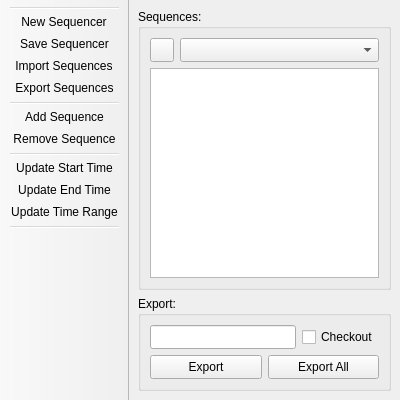
bhsingleton/dcc, file fbx/ui/qfbxsequenceeditor.ui: the form before one commit.
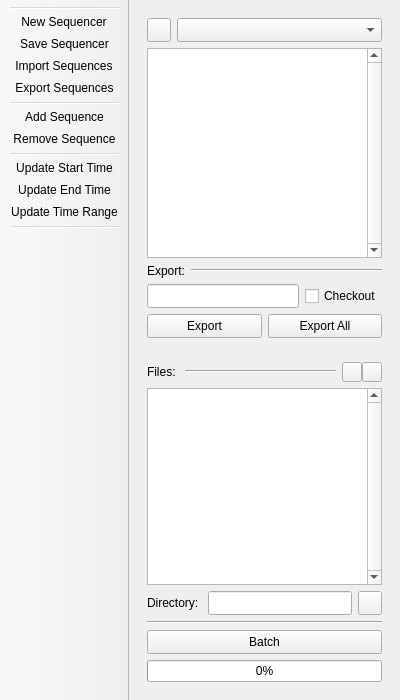
The form after the commit. Icons and pictures are not drawn. Custom widgets are drawn as their Qt base class.

Commit message: Incorporating batch utility directly into sequence editor.

```diff
--- a/fbx/ui/qfbxsequenceeditor.ui
+++ b/fbx/ui/qfbxsequenceeditor.ui
@@ -7,7 +7,7 @@
     <x>0</x>
     <y>0</y>
     <width>400</width>
-    <height>400</height>
+    <height>700</height>
    </rect>
   </property>
   <property name="minimumSize">
@@ -25,26 +25,35 @@
   <widget class="QWidget" name="centralWidget">
    <layout class="QVBoxLayout" name="verticalLayout_3">
     <item>
-     <widget class="QGroupBox" name="sequencesGroupBox">
+     <widget class="QRollout" name="sequencerRollout" native="true">
       <property name="sizePolicy">
        <sizepolicy hsizetype="Expanding" vsizetype="Expanding">
         <horstretch>0</horstretch>
         <verstretch>0</verstretch>
        </sizepolicy>
       </property>
-      <property name="title">
-       <string>Sequences:</string>
-      </property>
-      <layout class="QVBoxLayout" name="sequencesLayout">
+      <layout class="QVBoxLayout" name="sequencerLayout">
+       <property name="leftMargin">
+        <number>9</number>
+       </property>
+       <property name="topMargin">
+        <number>9</number>
+       </property>
+       <property name="rightMargin">
+        <number>9</number>
+       </property>
+       <property name="bottomMargin">
+        <number>9</number>
+       </property>
        <item>
-        <widget class="QWidget" name="sequencerWidget" native="true">
+        <widget class="QWidget" name="sequencerInteropWidget" native="true">
          <property name="sizePolicy">
           <sizepolicy hsizetype="Expanding" vsizetype="Minimum">
            <horstretch>0</horstretch>
            <verstretch>0</verstretch>
           </sizepolicy>
          </property>
-         <layout class="QHBoxLayout" name="sequencerLayout">
+         <layout class="QHBoxLayout" name="sequencerInteropLayout">
           <property name="leftMargin">
            <number>0</number>
           </property>
@@ -119,35 +128,248 @@
          <property name="styleSheet">
           <string notr="true">QTreeView::item { height: 24px; }</string>
          </property>
+         <property name="verticalScrollBarPolicy">
+          <enum>Qt::ScrollBarAlwaysOn</enum>
+         </property>
          <property name="selectionMode">
           <enum>QAbstractItemView::ExtendedSelection</enum>
          </property>
         </widget>
        </item>
+       <item>
+        <widget class="QWidget" name="exportWidget" native="true">
+         <layout class="QVBoxLayout" name="exportLayout">
+          <property name="leftMargin">
+           <number>0</number>
+          </property>
+          <property name="topMargin">
+           <number>0</number>
+          </property>
+          <property name="rightMargin">
+           <number>0</number>
+          </property>
+          <property name="bottomMargin">
+           <number>0</number>
+          </property>
+          <item>
+           <widget class="QWidget" name="exportDividerWidget" native="true">
+            <property name="sizePolicy">
+             <sizepolicy hsizetype="Expanding" vsizetype="Fixed">
+              <horstretch>0</horstretch>
+              <verstretch>0</verstretch>
+             </sizepolicy>
+            </property>
+            <layout class="QHBoxLayout" name="exportDividerLayout">
+             <property name="leftMargin">
+              <number>0</number>
+             </property>
+             <property name="topMargin">
+              <number>0</number>
+             </property>
+             <property name="rightMargin">
+              <number>0</number>
+             </property>
+             <property name="bottomMargin">
+              <number>0</number>
+             </property>
+             <item>
+              <widget class="QLabel" name="exportLabel">
+               <property name="sizePolicy">
+                <sizepolicy hsizetype="Minimum" vsizetype="Fixed">
+                 <horstretch>0</horstretch>
+                 <verstretch>0</verstretch>
+                </sizepolicy>
+               </property>
+               <property name="text">
+                <string>Export:</string>
+               </property>
+              </widget>
+             </item>
+             <item>
+              <widget class="Line" name="exportLine">
+               <property name="sizePolicy">
+                <sizepolicy hsizetype="Expanding" vsizetype="Fixed">
+                 <horstretch>0</horstretch>
+                 <verstretch>0</verstretch>
+                </sizepolicy>
+               </property>
+               <property name="orientation">
+                <enum>Qt::Horizontal</enum>
+               </property>
+              </widget>
+             </item>
+            </layout>
+           </widget>
+          </item>
+          <item>
+           <widget class="QWidget" name="exportPathWidget" native="true">
+            <property name="sizePolicy">
+             <sizepolicy hsizetype="Expanding" vsizetype="Fixed">
+              <horstretch>0</horstretch>
+              <verstretch>0</verstretch>
+             </sizepolicy>
+            </property>
+            <property name="minimumSize">
+             <size>
+              <width>0</width>
+              <height>24</height>
+             </size>
+            </property>
+            <property name="maximumSize">
+             <size>
+              <width>16777215</width>
+              <height>24</height>
+             </size>
+            </property>
+            <layout class="QHBoxLayout" name="exportPathLayout">
+             <property name="leftMargin">
+              <number>0</number>
+             </property>
+             <property name="topMargin">
+              <number>0</number>
+             </property>
+             <property name="rightMargin">
+              <number>0</number>
+             </property>
+             <property name="bottomMargin">
+              <number>0</number>
+             </property>
+             <item>
+              <widget class="QLineEdit" name="exportPathLineEdit">
+               <property name="sizePolicy">
+                <sizepolicy hsizetype="Expanding" vsizetype="Preferred">
+                 <horstretch>0</horstretch>
+                 <verstretch>0</verstretch>
+                </sizepolicy>
+               </property>
+               <property name="acceptDrops">
+                <bool>false</bool>
+               </property>
+               <property name="toolTip">
+                <string>The export path for the selected sequence.</string>
+               </property>
+               <property name="readOnly">
+                <bool>true</bool>
+               </property>
+              </widget>
+             </item>
+             <item>
+              <widget class="QCheckBox" name="checkoutCheckBox">
+               <property name="sizePolicy">
+                <sizepolicy hsizetype="Minimum" vsizetype="Preferred">
+                 <horstretch>0</horstretch>
+                 <verstretch>0</verstretch>
+                </sizepolicy>
+               </property>
+               <property name="toolTip">
+                <string>Enable to checkout the exported FBX from perforce.</string>
+               </property>
+               <property name="text">
+                <string>Checkout</string>
+               </property>
+              </widget>
+             </item>
+            </layout>
+           </widget>
+          </item>
+          <item>
+           <widget class="QWidget" name="exportInteropWidget" native="true">
+            <property name="sizePolicy">
+             <sizepolicy hsizetype="Expanding" vsizetype="Fixed">
+              <horstretch>0</horstretch>
+              <verstretch>0</verstretch>
+             </sizepolicy>
+            </property>
+            <property name="minimumSize">
+             <size>
+              <width>0</width>
+              <height>24</height>
+             </size>
+            </property>
+            <property name="maximumSize">
+             <size>
+              <width>16777215</width>
+              <height>24</height>
+             </size>
+            </property>
+            <layout class="QHBoxLayout" name="exportInteropLayout">
+             <property name="leftMargin">
+              <number>0</number>
+             </property>
+             <property name="topMargin">
+              <number>0</number>
+             </property>
+             <property name="rightMargin">
+              <number>0</number>
+             </property>
+             <property name="bottomMargin">
+              <number>0</number>
+             </property>
+             <item>
+              <widget class="QPushButton" name="exportPushButton">
+               <property name="sizePolicy">
+                <sizepolicy hsizetype="Expanding" vsizetype="Preferred">
+                 <horstretch>0</horstretch>
+                 <verstretch>0</verstretch>
+                </sizepolicy>
+               </property>
+               <property name="toolTip">
+                <string>Exports the selected sequences.</string>
+               </property>
+               <property name="text">
+                <string>Export</string>
+               </property>
+              </widget>
+             </item>
+             <item>
+              <widget class="QPushButton" name="exportAllPushButton">
+               <property name="sizePolicy">
+                <sizepolicy hsizetype="Expanding" vsizetype="Preferred">
+                 <horstretch>0</horstretch>
+                 <verstretch>0</verstretch>
+                </sizepolicy>
+               </property>
+               <property name="toolTip">
+                <string>Exports all of the sequences.</string>
+               </property>
+               <property name="text">
+                <string>Export All</string>
+               </property>
+              </widget>
+             </item>
+            </layout>
+           </widget>
+          </item>
+         </layout>
+        </widget>
+       </item>
       </layout>
      </widget>
     </item>
     <item>
-     <widget class="QGroupBox" name="exportGroupBox">
+     <widget class="QRollout" name="batchRollout" native="true">
       <property name="sizePolicy">
-       <sizepolicy hsizetype="Expanding" vsizetype="Minimum">
+       <sizepolicy hsizetype="Expanding" vsizetype="Expanding">
         <horstretch>0</horstretch>
         <verstretch>0</verstretch>
        </sizepolicy>
       </property>
-      <property name="title">
-       <string>Export:</string>
-      </property>
-      <layout class="QVBoxLayout" name="exportLayout">
+      <layout class="QVBoxLayout" name="batchLayout" stretch="0,0,0,0">
+       <property name="sizeConstraint">
+        <enum>QLayout::SetDefaultConstraint</enum>
+       </property>
+       <property name="topMargin">
+        <number>9</number>
+       </property>
+       <property name="rightMargin">
+        <number>9</number>
+       </property>
+       <property name="bottomMargin">
+        <number>9</number>
+       </property>
        <item>
-        <widget class="QWidget" name="exportPathWidget" native="true">
-         <property name="sizePolicy">
-          <sizepolicy hsizetype="Expanding" vsizetype="Minimum">
-           <horstretch>0</horstretch>
-           <verstretch>0</verstretch>
-          </sizepolicy>
-         </property>
-         <layout class="QHBoxLayout" name="exportPathLayout">
+        <widget class="QWidget" name="fileDivider" native="true">
+         <layout class="QHBoxLayout" name="fileDividerLayout">
           <property name="leftMargin">
            <number>0</number>
           </property>
@@ -161,13 +383,177 @@
            <number>0</number>
           </property>
           <item>
-           <widget class="QLineEdit" name="exportPathLineEdit">
+           <widget class="QLabel" name="fileDividerLabel">
+            <property name="sizePolicy">
+             <sizepolicy hsizetype="Minimum" vsizetype="Fixed">
+              <horstretch>0</horstretch>
+              <verstretch>0</verstretch>
+             </sizepolicy>
+            </property>
+            <property name="text">
+             <string>Files: </string>
+            </property>
+           </widget>
+          </item>
+          <item>
+           <widget class="Line" name="fileDividerLine">
             <property name="sizePolicy">
              <sizepolicy hsizetype="Expanding" vsizetype="Fixed">
               <horstretch>0</horstretch>
               <verstretch>0</verstretch>
              </sizepolicy>
             </property>
+            <property name="orientation">
+             <enum>Qt::Horizontal</enum>
+            </property>
+           </widget>
+          </item>
+          <item>
+           <widget class="QWidget" name="fileInteropWidget" native="true">
+            <layout class="QHBoxLayout" name="fileInteropLayout">
+             <property name="spacing">
+              <number>0</number>
+             </property>
+             <property name="leftMargin">
+              <number>0</number>
+             </property>
+             <property name="topMargin">
+              <number>0</number>
+             </property>
+             <property name="rightMargin">
+              <number>0</number>
+             </property>
+             <property name="bottomMargin">
+              <number>0</number>
+             </property>
+             <item>
+              <widget class="QPushButton" name="addFilesPushButton">
+               <property name="sizePolicy">
+                <sizepolicy hsizetype="Fixed" vsizetype="Fixed">
+                 <horstretch>0</horstretch>
+                 <verstretch>0</verstretch>
+                </sizepolicy>
+               </property>
+               <property name="minimumSize">
+                <size>
+                 <width>20</width>
+                 <height>20</height>
+                </size>
+               </property>
+               <property name="maximumSize">
+                <size>
+                 <width>20</width>
+                 <height>20</height>
+                </size>
+               </property>
+               <property name="toolTip">
+                <string>Opens a file dialog to add files to the batch queue.</string>
+               </property>
+               <property name="text">
+                <string/>
+               </property>
+               <property name="icon">
+                <iconset resource="../../ui/resources.qrc">
+                 <normaloff>:/dcc/icons/add.svg</normaloff>:/dcc/icons/add.svg</iconset>
+               </property>
+              </widget>
+             </item>
+             <item>
+              <widget class="QPushButton" name="removeFilesPushButton">
+               <property name="sizePolicy">
+                <sizepolicy hsizetype="Fixed" vsizetype="Fixed">
+                 <horstretch>0</horstretch>
+                 <verstretch>0</verstretch>
+                </sizepolicy>
+               </property>
+               <property name="minimumSize">
+                <size>
+                 <width>20</width>
+                 <height>20</height>
+                </size>
+               </property>
+               <property name="maximumSize">
+                <size>
+                 <width>20</width>
+                 <height>20</height>
+                </size>
+               </property>
+               <property name="toolTip">
+                <string>Removes the selected files from the batch queue.</string>
+               </property>
+               <property name="text">
+                <string/>
+               </property>
+               <property name="icon">
+                <iconset resource="../../ui/resources.qrc">
+                 <normaloff>:/dcc/icons/remove.svg</normaloff>:/dcc/icons/remove.svg</iconset>
+               </property>
+              </widget>
+             </item>
+            </layout>
+           </widget>
+          </item>
+         </layout>
+        </widget>
+       </item>
+       <item>
+        <widget class="QListWidget" name="fileListWidget">
+         <property name="styleSheet">
+          <string notr="true">QListWidget::item { height: 24px; }</string>
+         </property>
+         <property name="verticalScrollBarPolicy">
+          <enum>Qt::ScrollBarAlwaysOn</enum>
+         </property>
+         <property name="showDropIndicator" stdset="0">
+          <bool>false</bool>
+         </property>
+         <property name="defaultDropAction">
+          <enum>Qt::IgnoreAction</enum>
+         </property>
+         <property name="alternatingRowColors">
+          <bool>true</bool>
+         </property>
+         <property name="selectionMode">
+          <enum>QAbstractItemView::ExtendedSelection</enum>
+         </property>
+         <property name="selectionBehavior">
+          <enum>QAbstractItemView::SelectRows</enum>
+         </property>
+        </widget>
+       </item>
+       <item>
+        <widget class="QWidget" name="batchPathWidget" native="true">
+         <layout class="QHBoxLayout" name="horizontalLayout_6">
+          <property name="leftMargin">
+           <number>0</number>
+          </property>
+          <property name="topMargin">
+           <number>0</number>
+          </property>
+          <property name="rightMargin">
+           <number>0</number>
+          </property>
+          <property name="bottomMargin">
+           <number>0</number>
+          </property>
+          <item>
+           <widget class="QLabel" name="batchPathLabel">
+            <property name="sizePolicy">
+             <sizepolicy hsizetype="Minimum" vsizetype="Fixed">
+              <horstretch>0</horstretch>
+              <verstretch>0</verstretch>
+             </sizepolicy>
+            </property>
+            <property name="text">
+             <string>Directory: </string>
+            </property>
+            <property name="alignment">
+             <set>Qt::AlignLeading|Qt::AlignLeft|Qt::AlignVCenter</set>
+            </property>
+           </widget>
+          </item>
+          <item>
+           <widget class="QLineEdit" name="batchPathLineEdit">
             <property name="minimumSize">
              <size>
               <width>0</width>
@@ -189,25 +575,28 @@
             <property name="readOnly">
              <bool>true</bool>
             </property>
+            <property name="placeholderText">
+             <string/>
+            </property>
            </widget>
           </item>
           <item>
-           <widget class="QCheckBox" name="checkoutCheckBox">
+           <widget class="QPushButton" name="batchPathPushButton">
             <property name="sizePolicy">
-             <sizepolicy hsizetype="Minimum" vsizetype="Fixed">
+             <sizepolicy hsizetype="Fixed" vsizetype="Fixed">
               <horstretch>0</horstretch>
               <verstretch>0</verstretch>
              </sizepolicy>
             </property>
             <property name="minimumSize">
              <size>
-              <width>0</width>
+              <width>24</width>
               <height>24</height>
              </size>
             </property>
             <property name="maximumSize">
              <size>
-              <width>16777215</width>
+              <width>24</width>
               <height>24</height>
              </size>
             </property>
@@ -215,7 +604,11 @@
              <string>Enable to checkout the exported FBX from perforce.</string>
             </property>
             <property name="text">
-             <string>Checkout</string>
+             <string/>
+            </property>
+            <property name="icon">
+             <iconset resource="../../ui/resources.qrc">
+              <normaloff>:/dcc/icons/open_folder.svg</normaloff>:/dcc/icons/open_folder.svg</iconset>
             </property>
            </widget>
           </item>
@@ -223,14 +616,8 @@
         </widget>
        </item>
        <item>
-        <widget class="QWidget" name="exportButtonsWidget" native="true">
-         <property name="sizePolicy">
-          <sizepolicy hsizetype="Expanding" vsizetype="Minimum">
-           <horstretch>0</horstretch>
-           <verstretch>0</verstretch>
-          </sizepolicy>
-         </property>
-         <layout class="QHBoxLayout" name="horizontalLayout_3">
+        <widget class="QWidget" name="batchInteropWidget" native="true">
+         <layout class="QVBoxLayout" name="verticalLayout_5">
           <property name="leftMargin">
            <number>0</number>
           </property>
@@ -244,13 +631,14 @@
            <number>0</number>
           </property>
           <item>
-           <widget class="QPushButton" name="exportPushButton">
-            <property name="sizePolicy">
-             <sizepolicy hsizetype="Expanding" vsizetype="Fixed">
-              <horstretch>0</horstretch>
-              <verstretch>0</verstretch>
-             </sizepolicy>
+           <widget class="Line" name="batchLine">
+            <property name="orientation">
+             <enum>Qt::Horizontal</enum>
             </property>
+           </widget>
+          </item>
+          <item>
+           <widget class="QPushButton" name="batchPushButton">
             <property name="minimumSize">
              <size>
               <width>0</width>
@@ -267,35 +655,14 @@
              <string>Exports the selected sequences.</string>
             </property>
             <property name="text">
-             <string>Export</string>
+             <string>Batch</string>
             </property>
            </widget>
           </item>
           <item>
-           <widget class="QPushButton" name="exportAllPushButton">
-            <property name="sizePolicy">
-             <sizepolicy hsizetype="Expanding" vsizetype="Fixed">
-              <horstretch>0</horstretch>
-              <verstretch>0</verstretch>
-             </sizepolicy>
-            </property>
-            <property name="minimumSize">
-             <size>
-              <width>0</width>
-              <height>24</height>
-             </size>
-            </property>
-            <property name="maximumSize">
-             <size>
-              <width>16777215</width>
-              <height>24</height>
-             </size>
-            </property>
-            <property name="toolTip">
-             <string>Exports all of the sequences.</string>
-            </property>
-            <property name="text">
-             <string>Export All</string>
+           <widget class="QProgressBar" name="batchProgressBar">
+            <property name="value">
+             <number>0</number>
             </property>
            </widget>
           </item>
@@ -455,6 +822,14 @@
    </property>
   </action>
  </widget>
+ <customwidgets>
+  <customwidget>
+   <class>QRollout</class>
+   <extends>QWidget</extends>
+   <header>dcc/ui/qrollout.h</header>
+   <container>1</container>
+  </customwidget>
+ </customwidgets>
  <resources>
   <include location="../../ui/resources.qrc"/>
  </resources>
```
Left out of the diff: 11 changed lines with no effect on the pictures. The commit also changes 2 other files.
